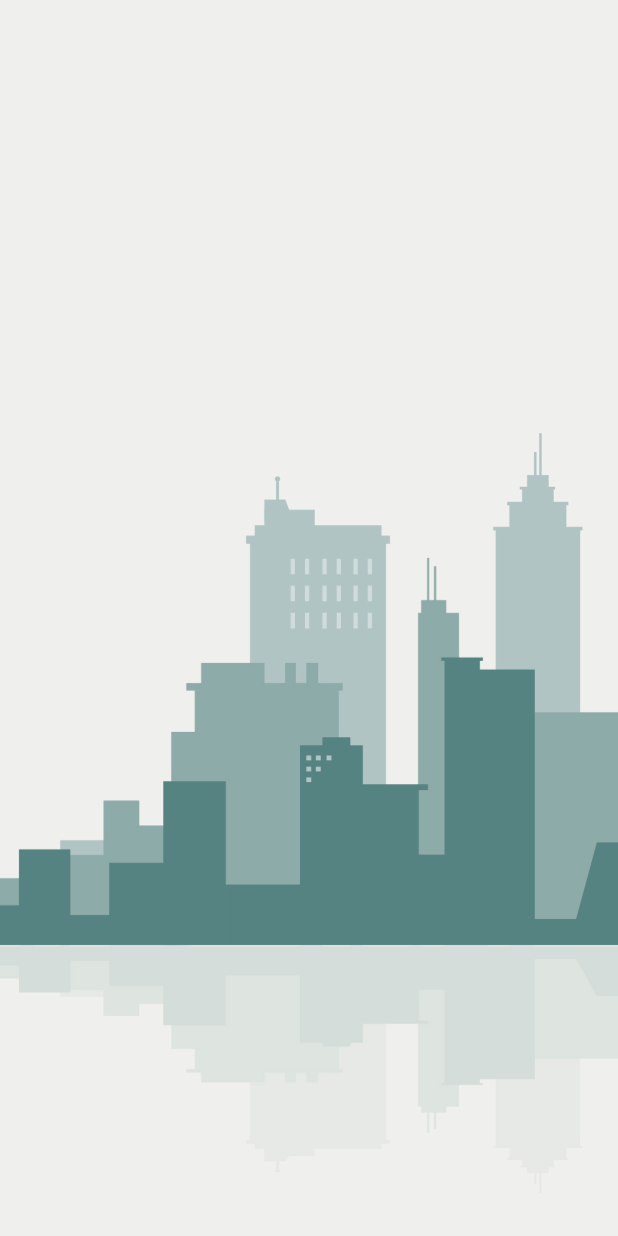
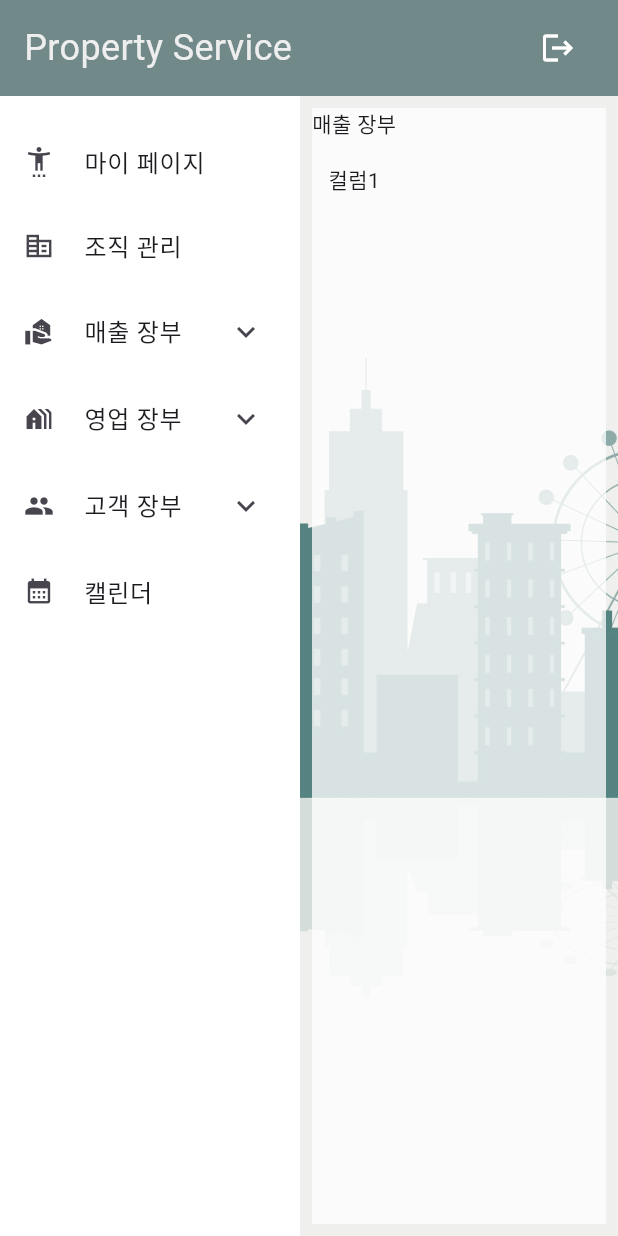
Before and after one commit to PaikBean/property_service_web, a Flutter app: the screen it shows after launch, on a phone screen of 412 x 824 dp. Run offline on Flutter 3.47's test engine with Material 3 defaults, Android fonts, the light colour scheme and no system bars.

Commit message:
[FEAT] 메인 레이아웃 UI 작업

```diff
--- a/lib/main.dart
+++ b/lib/main.dart
@@ -1,5 +1,5 @@
 import 'package:flutter/material.dart';
-import 'package:property_service_web/widgets/main_layout.dart';
+import 'package:property_service_web/views/main/main_page.dart';
 import 'package:provider/provider.dart';
 import 'viewmodels/login_view_model.dart';
 import 'views/auth/login_view.dart';
@@ -23,7 +23,8 @@ class MyApp extends StatelessWidget {
       theme: ThemeData(
         scaffoldBackgroundColor: Colors.white, // 모든 Scaffold에 흰 배경 설정
       ),
-      home: MainLayout(child: LoginView()),
+      // home: LoginView(),
+      home: MainPage(),
     );
   }
 }
--- a/lib/views/auth/login_view.dart
+++ b/lib/views/auth/login_view.dart
@@ -1,4 +1,5 @@
 import 'package:flutter/material.dart';
+import 'package:property_service_web/views/main/main_page.dart';
 import 'package:provider/provider.dart';
 import '../../viewmodels/login_view_model.dart';
 
@@ -8,13 +9,13 @@ class LoginView extends StatelessWidget {
 
   @override
   Widget build(BuildContext context) {
+    Size size = MediaQuery.of(context).size;
     final loginViewModel = Provider.of<LoginViewModel>(context);
-    return Row(
+    return Scaffold(
+      body: Stack(
         children: [
-        Stack(
-          children: [
+          // 배경 이미지
           Container(
-              width: 1240,
             decoration: BoxDecoration(
               image: DecorationImage(
                 image: AssetImage(
@@ -23,11 +24,13 @@ class LoginView extends StatelessWidget {
               ),
             ),
           ),
-            Positioned(
-              bottom: 8,
-              right: 8,
-              child: Container(
-                padding: const EdgeInsets.symmetric(horizontal: 8, vertical: 4),
+          // 로그인 폼을 오른쪽으로 정렬
+          Column(
+            mainAxisAlignment: MainAxisAlignment.end,
+            crossAxisAlignment: CrossAxisAlignment.end,
+            children: [
+              Padding(
+                padding: const EdgeInsets.all(8.0),
                 child: Text(
                   'Image Designed by rawpixel.com / Freepik',
                   style: TextStyle(
@@ -36,23 +39,28 @@ class LoginView extends StatelessWidget {
                   ),
                 ),
               ),
-            ),
             ],
           ),
-        Expanded(
-          child: Padding(
+          Row(
+            children: [
+              Spacer(), // 왼쪽 빈 공간
+              Container(
+                color: Colors.white,
+                width: 440,
+                height: size.height,
                 padding: const EdgeInsets.all(16.0),
+                child: Center(
+                  child: SingleChildScrollView(
                     child: Column(
                       mainAxisAlignment: MainAxisAlignment.center,
                       crossAxisAlignment: CrossAxisAlignment.center,
                       children: [
-                Spacer(),
                         Text(
                           "Property Service",
                           style: TextStyle(
                             fontSize: 24,
                             fontWeight: FontWeight.w700,
-                    color: Colors.grey[600]
+                            color: Colors.grey[600],
                           ),
                         ),
                         SizedBox(height: 48),
@@ -71,35 +79,54 @@ class LoginView extends StatelessWidget {
                           mainAxisAlignment: MainAxisAlignment.end,
                           children: [
                             TextButton(
-                        onPressed: (){},
+                              onPressed: () {},
                               child: Text("비밀번호 찾기"),
                             ),
                           ],
                         ),
-                SizedBox(height: 32),
+                        SizedBox(height: 16),
                         ElevatedButton(
-                  onPressed: () {},
+                          onPressed: () {
+                            Navigator.pushReplacement(
+                              context,
+                              PageRouteBuilder(
+                                pageBuilder: (
+                                    BuildContext context,
+                                    Animation<double> animation1,
+                                    Animation<double> animation2,
+                                    ) {
+                                  return MainPage(); // 변경 필요
+                                },
+                                transitionDuration: Duration.zero,
+                                reverseTransitionDuration: Duration.zero,
+                              ),
+                            );
+                          },
                           child: Text("로그인"),
                         ),
-                Spacer(),
+                        SizedBox(height: 32),
                         Row(
                           mainAxisAlignment: MainAxisAlignment.spaceBetween,
                           children: [
                             ElevatedButton(
-                      onPressed: (){},
+                              onPressed: () {},
                               child: Text("조직 등록"),
                             ),
                             ElevatedButton(
-                      onPressed: (){},
+                              onPressed: () {},
                               child: Text("조직원 등록"),
                             ),
                           ],
-                )
+                        ),
                       ],
                     ),
                   ),
                 ),
+              ),
             ],
+          ),
+        ],
+      ),
     );
   }
 }
--- /dev/null
+++ b/lib/views/main/main_page.dart
@@ -0,0 +1,208 @@
+import 'package:flutter/material.dart';
+
+class MainPage extends StatefulWidget {
+  const MainPage({super.key});
+
+  @override
+  State<MainPage> createState() => _MainPageState();
+}
+
+class _MainPageState extends State<MainPage> {
+  @override
+  Widget build(BuildContext context) {
+    Size size = MediaQuery.of(context).size;
+    return Scaffold(
+      body: Container(
+        decoration: BoxDecoration(
+          image: DecorationImage(
+            image: AssetImage(
+                'assets/silhouette-skyline-illustration/78786.jpg'), // 이미지 경로
+            fit: BoxFit.cover, // 이미지 맞춤 옵션
+          ),
+        ),
+        child: Column(
+          children: [
+            // 상단 네비게이션 바
+            Container(
+              height: 64,
+              color: Color(0xFF728989),
+              child: Padding(
+                padding: const EdgeInsets.symmetric(vertical: 8, horizontal: 16),
+                child: Row(
+                  mainAxisAlignment: MainAxisAlignment.spaceBetween,
+                  children: [
+                    Text(
+                      "Property Service",
+                      style: TextStyle(
+                        fontSize: 24,
+                        fontWeight: FontWeight.w400,
+                        color: Colors.grey[200],
+                      ),
+                    ),
+                    IconButton(
+                      onPressed: () {},
+                      icon: Icon(Icons.logout),
+                      color: Colors.white,
+                    ),
+                  ],
+                ),
+              ),
+            ),
+            // 본문 내용
+            Expanded(
+              child: Row(
+                children: [
+                  // 메뉴 영역
+                  Container(
+                    width: 200,
+                    color: Colors.white,
+                    child: ListView(
+                      children: [
+                        SizedBox(height: 16),
+                        _buildMenuItem(
+                          title: "마이 페이지",
+                          depth: 0,
+                          icon: Icons.settings_accessibility,
+                          onTap: () {},
+                        ),
+                        _buildMenuItem(
+                          title: "조직 관리",
+                          depth: 0,
+                          icon: Icons.corporate_fare,
+                          onTap: () {},
+                        ),
+                        _buildExpansionMenu(
+                          title: "매출 장부",
+                          depth: 0,
+                          icon: Icons.real_estate_agent,
+                          children: [
+                            _buildMenuItem(
+                              title: "매출 장부 목록",
+                              depth: 1,
+                              onTap: () {},
+                            ),
+                            _buildMenuItem(
+                              title: "매출 장부 등록",
+                              depth: 1,
+                              onTap: () {},
+                            ),
+                          ],
+                        ),
+                        _buildExpansionMenu(
+                          title: "영업 장부",
+                          depth: 0,
+                          icon: Icons.holiday_village,
+                          children: [
+                            _buildMenuItem(title: "매물 목록", depth: 1, onTap: () {}),
+                            _buildMenuItem(title: "매물 등록", depth: 1, onTap: () {}),
+                            _buildMenuItem(
+                              title: "건물/임대인 등록",
+                              depth: 1,
+                              onTap: () {},
+                            ),
+                          ],
+                        ),
+                        _buildExpansionMenu(
+                          title: "고객 장부",
+                          depth: 0,
+                          icon: Icons.people,
+                          children: [
+                            _buildMenuItem(title: "고객 목록", depth: 1, onTap: () {}),
+                            _buildMenuItem(title: "고객 등록", depth: 1, onTap: () {}),
+                          ],
+                        ),
+                        _buildMenuItem(
+                          title: "캘린더",
+                          depth: 0,
+                          icon: Icons.calendar_month,
+                          onTap: () {},
+                        ),
+                        SizedBox(height: 16),
+                      ],
+                    ),
+                  ),
+
+                  // 본문 내용 영역 (스크롤 가능)
+                  Expanded(
+                    child: Container(
+                      margin: EdgeInsets.all(8),
+                      child: Container(
+                        width: size.width - 216,
+                        height: size.height - 80,
+                        color: Colors.white.withAlpha(196),
+                        child: SingleChildScrollView(
+                          scrollDirection: Axis.vertical, // 수직 스크롤
+                          child: SingleChildScrollView(
+                            scrollDirection: Axis.horizontal, // 수평 스크롤
+                            // child: Row(
+                            //   children: List.generate(
+                            //       20,
+                            //           (index) => Text(
+                            //         "메인 컨텐츠 영역  동적 크기$index)",
+                            //         style: TextStyle(
+                            //           fontSize: 18,
+                            //           fontWeight: FontWeight.w500,
+                            //         ),
+                            //       ),
+                            //   ),
+                            // ),
+                            child: Container(
+                              child: Column(
+                                children: [
+                                  Text("매출 장부"),
+                                  SizedBox(height: 16),
+                                  Text("컬럼1"),
+                                ],
+                              ),
+                            ),
+                          ),
+                        ),
+                      ),
+                    ),
+                  ),
+                ],
+              ),
+            ),
+          ],
+        ),
+      ),
+    );
+  }
+
+  /// 일반 메뉴 항목 생성
+  Widget _buildMenuItem({
+    required String title,
+    required int depth,
+    IconData? icon,
+    required VoidCallback onTap,
+  }) {
+    return Padding(
+      padding: EdgeInsets.only(left: 16.0 * depth), // Depth에 따라 들여쓰기
+      child: ListTile(
+        leading: icon != null ? Icon(icon, size: 20) : null, // 아이콘 추가
+        title: Text(title),
+        onTap: onTap,
+      ),
+    );
+  }
+
+  /// 확장 가능한 메뉴 생성
+  Widget _buildExpansionMenu({
+    required String title,
+    required int depth,
+    IconData? icon,
+    required List<Widget> children,
+  }) {
+    return Padding(
+      padding: EdgeInsets.only(left: 16.0 * depth), // Depth에 따라 들여쓰기
+      child: Theme(
+        data: Theme.of(context).copyWith(dividerColor: Colors.transparent),
+        child: ExpansionTile(
+          leading: icon != null ? Icon(icon, size: 20) : null, // 아이콘 추가
+          title: Text(title),
+          children: children,
+        ),
+      ),
+    );
+  }
+}
--- a/lib/widgets/main_layout.dart
+++ b/lib/widgets/main_layout.dart
@@ -7,7 +7,7 @@ class MainLayout extends StatelessWidget {
 
   @override
   Widget build(BuildContext context) {
-    // Size size = MediaQuery.of(context).size;
+    Size size = MediaQuery.of(context).size;
     final ScrollController horizontalController = ScrollController();
     final ScrollController verticalController = ScrollController();
     return Scaffold(
@@ -18,8 +18,8 @@ class MainLayout extends StatelessWidget {
           controller: horizontalController,
           scrollDirection: Axis.horizontal,
           child: SizedBox(
-            width: 1704,
-            height: 976,
+            width: 1440,
+            height: 900,
             child: child,
           ),
         ),
```
Lines whose indentation alone changed are shown as unchanged.
